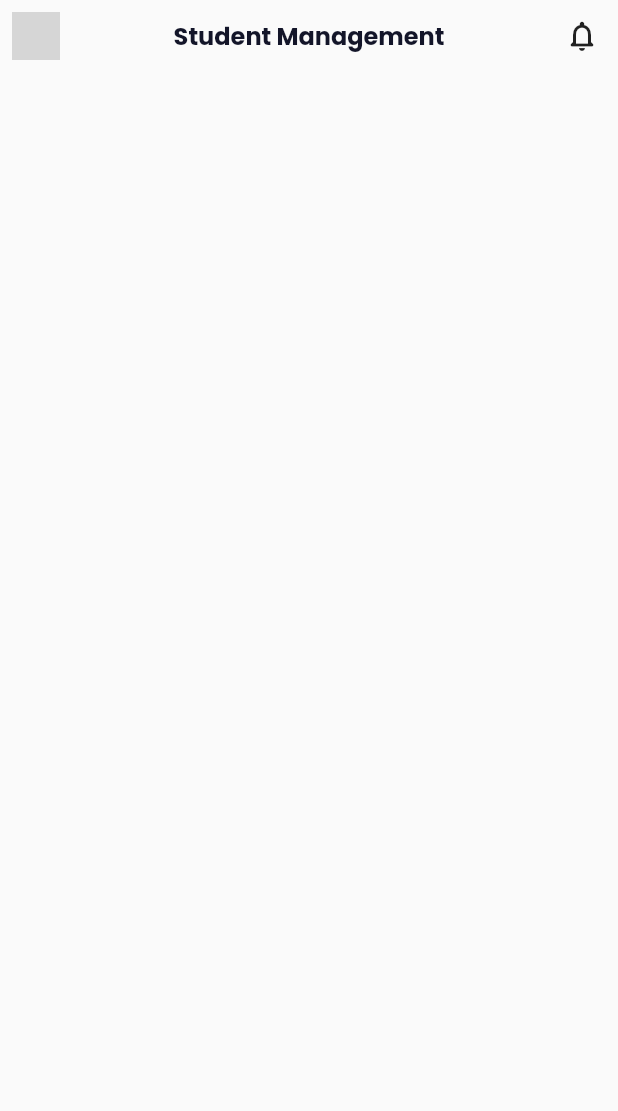
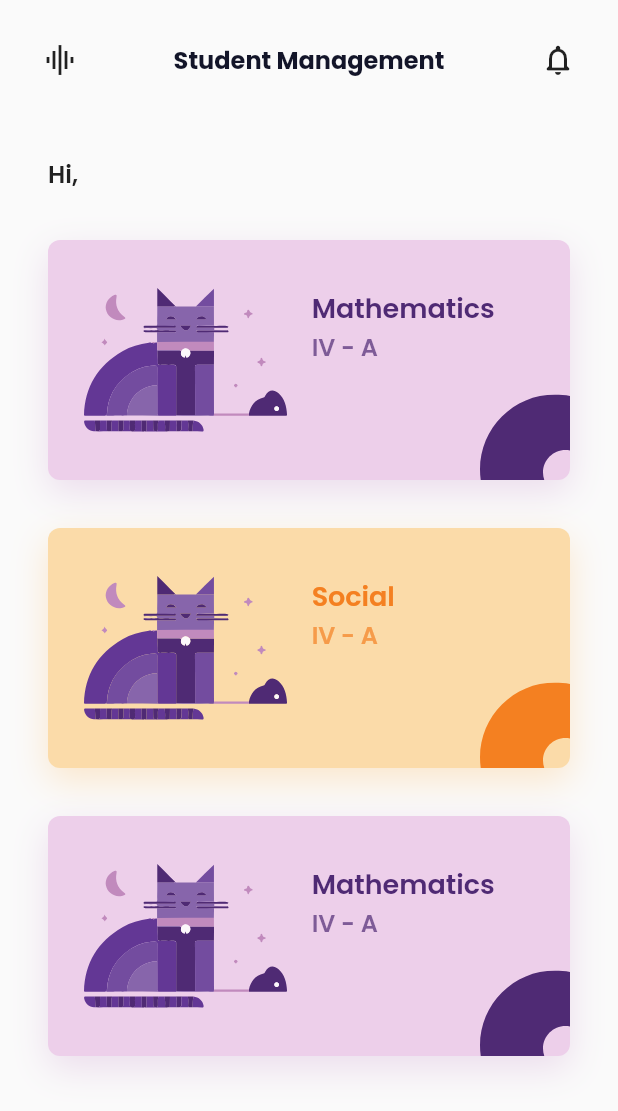
Before and after one commit to ZeshanGIT/kkv, a Flutter app: the HomePage screen opened by its route, on a phone screen of 412 x 824 dp. Shown: the top 1111 px of the screen. Run offline on Flutter 3.47's test engine with Material 2 defaults, Android fonts, the phone set to English and light mode, and no system bars; our stand-ins replace cloud_firestore, firebase_auth, firebase_core, flutter_svg, get, google_fonts and 5 more; accounts and stored records are empty; statements that could not run were skipped; grey boxes are pictures that could not be loaded.

Commit message:
home page done

```diff
--- a/lib/assets/common_asset.dart
+++ b/lib/assets/common_asset.dart
@@ -1,3 +1,4 @@
 class CommonAsset {
   static const CIRCLE = "assets/images/common/circle.svg";
+  static const CARD_CIRCLE = "assets/images/common/card-circle.svg";
 }
--- a/lib/assets/home.dart
+++ b/lib/assets/home.dart
@@ -1,3 +1,4 @@
 class HomeAssets {
   static const MenuIcon = "assets/images/home/menu.svg";
+  static const Cat = "assets/images/home/cat.svg";
 }
--- /dev/null
+++ b/lib/common/widgets/subject_card.dart
@@ -0,0 +1,93 @@
+import 'package:flutter/material.dart';
+import 'package:flutter_svg/flutter_svg.dart';
+import 'package:get/get.dart';
+import 'package:kkv/assets/common_asset.dart';
+import 'package:kkv/common/constants.dart';
+
+class SubjectCard extends StatelessWidget {
+  const SubjectCard({
+    Key? key,
+    required this.imgPath,
+    required this.title,
+    required this.darkColor,
+    required this.lightColor,
+    required this.onTap,
+  }) : super(key: key);
+
+  final String imgPath;
+  final String title;
+  final Color darkColor;
+  final Color lightColor;
+  final Function()? onTap;
+
+  @override
+  Widget build(BuildContext context) {
+    return GestureDetector(
+      onTap: onTap,
+      child: Stack(
+        children: [
+          Container(
+            height: 160,
+            alignment: Alignment.center,
+            decoration: BoxDecoration(
+              boxShadow: [
+                BoxShadow(
+                  color: (Color.lerp(darkColor, lightColor, 0.9) ?? lightColor)
+                      .withOpacity(0.5),
+                  blurRadius: 20,
+                  offset: Offset(0, 8),
+                )
+              ],
+              borderRadius: BORDER_RADIUS_MEDIUM,
+              color: lightColor,
+            ),
+            child: Row(
+              crossAxisAlignment: CrossAxisAlignment.start,
+              children: [
+                SvgPicture.asset(
+                  imgPath,
+                  height: 96,
+                ),
+                SIZED_BOX_16,
+                Column(
+                  mainAxisSize: MainAxisSize.min,
+                  mainAxisAlignment: MainAxisAlignment.start,
+                  crossAxisAlignment: CrossAxisAlignment.start,
+                  children: [
+                    Text(
+                      title,
+                      style: TextStyle(
+                        color: darkColor,
+                        fontWeight: FontWeight.w600,
+                        fontSize: 18,
+                      ),
+                    ),
+                    Text(
+                      "IV - A",
+                      style: TextStyle(
+                        color: darkColor.withOpacity(0.7),
+                        fontWeight: FontWeight.w600,
+                        fontSize: 16,
+                      ),
+                    ),
+                  ],
+                ),
+              ],
+            ).paddingAll(24),
+          ).paddingAll(16),
+          Positioned(
+            bottom: 16,
+            right: 16,
+            child: ColorFiltered(
+              colorFilter: ColorFilter.mode(
+                darkColor,
+                BlendMode.srcATop,
+              ),
+              child: SvgPicture.asset(CommonAsset.CARD_CIRCLE),
+            ),
+          ),
+        ],
+      ),
+    );
+  }
+}
--- a/lib/main.dart
+++ b/lib/main.dart
@@ -5,6 +5,7 @@ import 'package:get/get.dart';
 // import 'package:get_storage/get_storage.dart';
 import 'package:google_fonts/google_fonts.dart';
 import 'package:kkv/screens/home/home.dart';
+import 'package:kkv/screens/home/home_binding.dart';
 import 'package:kkv/screens/landing/landing.dart';
 import 'package:kkv/screens/landing/landing_binding.dart';
 
@@ -65,6 +66,7 @@ class MyApp extends StatelessWidget {
         GetPage(
           name: Routes.HOME,
           page: () => HomePage(),
+          binding: HomeBinding(),
         ),
       ],
       debugShowCheckedModeBanner: false,
--- a/lib/model/user.model.dart
+++ b/lib/model/user.model.dart
@@ -1,3 +1,5 @@
+import 'dart:convert';
+
 class UserModel {
   final String id;
   final String name;
@@ -15,4 +17,27 @@ class UserModel {
   String toString() {
     return 'UserModel(id: $id, name: $name, email: $email, profilePic: $profilePic)';
   }
+
+  Map<String, dynamic> toMap() {
+    return {
+      'id': id,
+      'name': name,
+      'email': email,
+      'profilePic': profilePic,
+    };
+  }
+
+  factory UserModel.fromMap(Map<String, dynamic> map) {
+    return UserModel(
+      id: map['id'],
+      name: map['name'],
+      email: map['email'],
+      profilePic: map['profilePic'],
+    );
+  }
+
+  String toJson() => json.encode(toMap());
+
+  factory UserModel.fromJson(String source) =>
+      UserModel.fromMap(json.decode(source));
 }
--- a/lib/screens/home/home.dart
+++ b/lib/screens/home/home.dart
@@ -1,27 +1,65 @@
 import 'package:flutter/material.dart';
 import 'package:flutter_svg/flutter_svg.dart';
+import 'package:get/get.dart';
 import 'package:kkv/assets/home.dart';
+import 'package:kkv/common/constants.dart';
+import 'package:kkv/common/widgets/subject_card.dart';
 import 'package:kkv/common/widgets/top_bar.dart';
+import 'package:kkv/screens/home/home_controller.dart';
+import 'package:kkv/services/auth_service.dart';
 
 class HomePage extends StatelessWidget {
   HomePage({Key? key}) : super(key: key);
   @override
   Widget build(BuildContext context) {
-    return Scaffold(
-      body: Center(
+    return GetBuilder<HomeController>(
+      builder: (homeController) => Scaffold(
+        body: SingleChildScrollView(
+          physics: BouncingScrollPhysics(),
           child: Column(
+            crossAxisAlignment: CrossAxisAlignment.start,
             children: [
               TopBar(
                 leftIconButton: IconButton(
                   onPressed: () {},
-                icon: SvgPicture.asset(HomeAssets.MenuIcon),
+                  icon: Icon(Icons.graphic_eq),
                 ),
                 rightIconButton: IconButton(
                   onPressed: () {},
                   icon: Icon(Icons.notifications_none_rounded),
                 ),
               ),
+              SIZED_BOX_24,
+              Text(
+                "Hi, ${homeController.user?.name}",
+                style: TextStyle(
+                  fontSize: 16,
+                  fontWeight: FontWeight.w600,
+                ),
+              ).paddingAll(16),
+              SubjectCard(
+                title: "Mathematics",
+                darkColor: Color(0xFF4F2A74),
+                lightColor: Color(0xFFEDCFEA),
+                imgPath: HomeAssets.Cat,
+                onTap: () {},
+              ),
+              SubjectCard(
+                title: "Social",
+                darkColor: Color(0xFFF48021),
+                lightColor: Color(0xFFFBDBA9),
+                imgPath: HomeAssets.Cat,
+                onTap: () {},
+              ),
+              SubjectCard(
+                title: "Mathematics",
+                darkColor: Color(0xFF4F2A74),
+                lightColor: Color(0xFFEDCFEA),
+                imgPath: HomeAssets.Cat,
+                onTap: () {},
+              ),
             ],
+          ).paddingAll(16),
         ),
       ),
     );
--- /dev/null
+++ b/lib/screens/home/home_binding.dart
@@ -0,0 +1,9 @@
+import 'package:get/get.dart';
+import 'package:kkv/screens/home/home_controller.dart';
+
+class HomeBinding extends Bindings {
+  @override
+  void dependencies() {
+    Get.put(HomeController());
+  }
+}
--- /dev/null
+++ b/lib/screens/home/home_controller.dart
@@ -0,0 +1,21 @@
+import 'dart:convert';
+
+import 'package:get/get.dart';
+import 'package:kkv/model/user.model.dart';
+import 'package:shared_preferences/shared_preferences.dart';
+
+class HomeController extends GetxController {
+  String? role, id;
+  UserModel? user;
+
+  @override
+  Future<void> onReady() async {
+    SharedPreferences prefs = await SharedPreferences.getInstance();
+    role = prefs.getString("role");
+    print(prefs.getString("user"));
+    user = UserModel.fromJson(prefs.getString("user") ?? "{}");
+    id = prefs.getString("id");
+    update();
+    super.onReady();
+  }
+}
--- a/lib/screens/landing/landing_controller.dart
+++ b/lib/screens/landing/landing_controller.dart
@@ -9,8 +9,6 @@ import 'package:kkv/services/auth_service.dart';
 import 'package:shared_preferences/shared_preferences.dart';
 
 class LandingController extends GetxController {
-  // final GetStorage _box = GetStorage();
-
   @override
   Future<void> onReady() async {
     super.onReady();
--- a/pubspec.yaml
+++ b/pubspec.yaml
@@ -24,14 +24,12 @@ dependencies:
   after_layout: ^1.1.0
   cloud_firestore: ^2.5.1
   cupertino_icons: ^1.0.2
-  division: ^0.9.0
   firebase_auth: ^3.1.0
   firebase_core: ^1.6.0
   flutter:
     sdk: flutter
   flutter_svg: ^0.22.0
   get: ^4.3.8
-  # get_storage: ^2.0.3
   google_fonts: ^2.1.0
   google_sign_in: ^5.0.7
   liquid_progress_indicator: ^0.4.0
@@ -59,6 +57,7 @@ flutter:
     - assets/images/teacher-or-student/
     - assets/images/get-started/
     - assets/images/common/
+    - assets/images/home/
   #   - images/a_dot_ham.jpeg
   # An image asset can refer to one or more resolution-specific "variants", see
   # https://flutter.dev/assets-and-images/#resolution-aware.
```
Also changed, not shown: lib/screens/get_started/get_started.dart (+16 -6 lines), lib/screens/teacher_or_student/teacher_student_card.dart (+0 -7 lines), lib/services/student_user_service.dart (+13 -12 lines), lib/services/teacher_user_service.dart (+6 -9 lines), assets/images/common/card-circle.svg (added), assets/images/home/cat.svg (added), pubspec.lock. Lines whose indentation alone changed are shown as unchanged.
